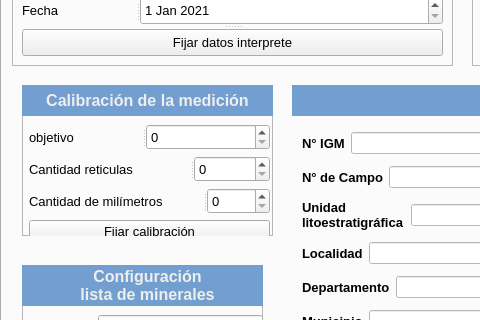
This is interfaz_grafica/interfaz.ui in joaramirezra/gestion_micro as Qt 5 draws it before an edit; both pictures show x 0 to 480 and y 112 to 432 of the 935 by 580 pixel window. The edited form follows.
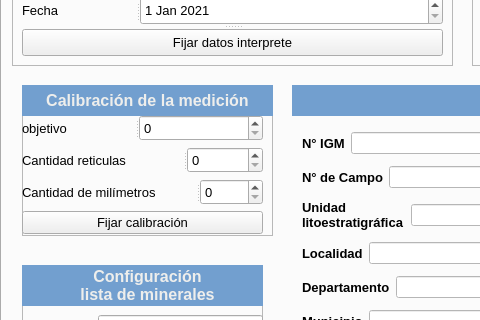
This is the edited form. The open tabs and pages were chosen to show the change. Icons and pictures are not drawn.

Patch:
```diff
--- a/interfaz_grafica/interfaz.ui
+++ b/interfaz_grafica/interfaz.ui
@@ -5672,8 +5672,8 @@
       <widget class="QWidget" name="layoutWidget">
        <property name="geometry">
         <rect>
-         <x>7</x>
-         <y>39</y>
+         <x>0</x>
+         <y>30</y>
          <width>241</width>
          <height>119</height>
         </rect>
```
Left out of the diff: 733 changed lines with no effect on the pictures.
